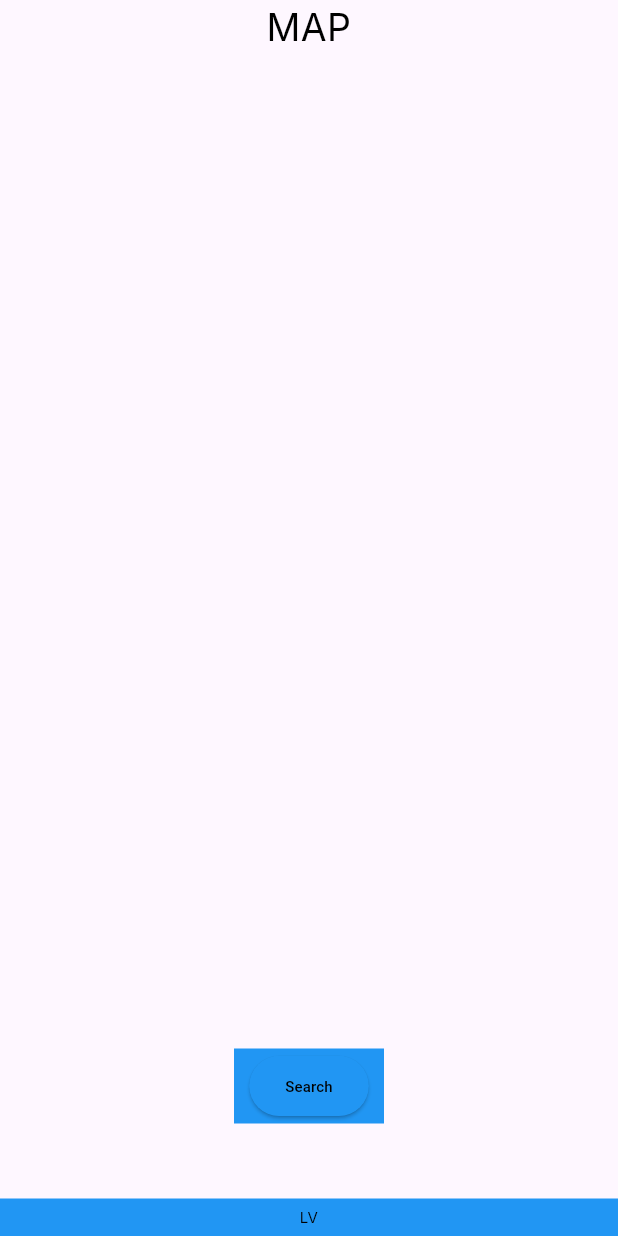
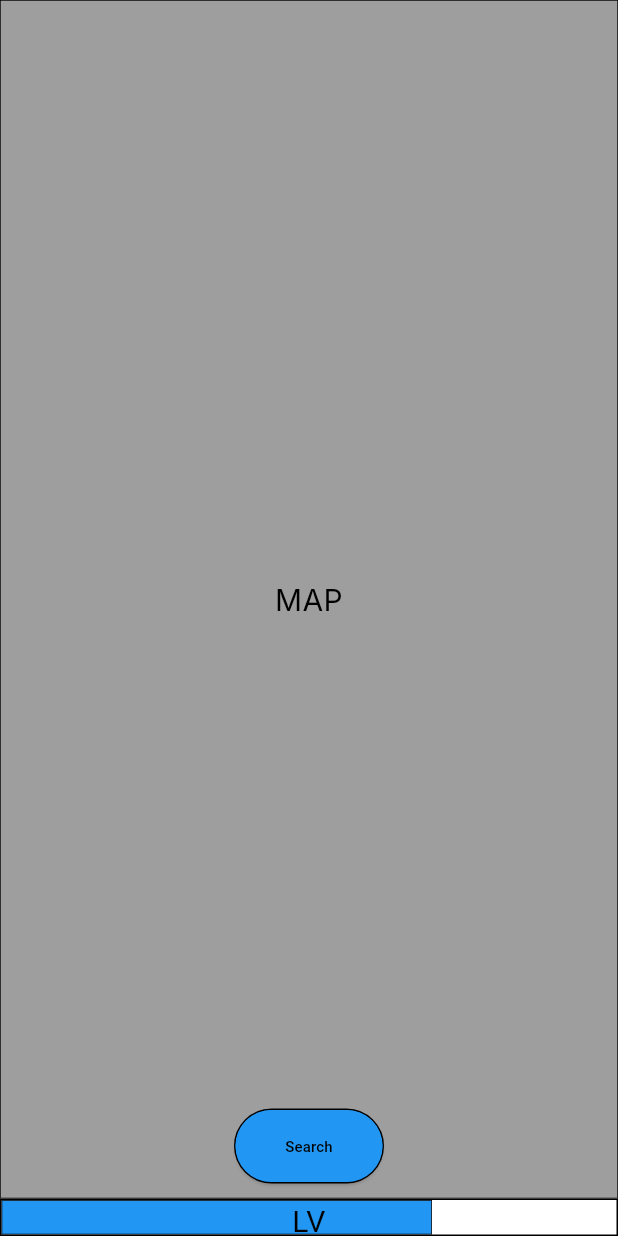
Before and after one commit to Travel-Go-APP/travelgo-Front, a Flutter app: the MapFrame widget shown alone on an empty page, opened directly, on a phone screen of 412 x 824 dp. Run offline on Flutter 3.47's test engine with Material 3 defaults, Android fonts, the light colour scheme and no system bars; Roboto replaces fonts that are missing (Inter).

Commit message:
main 와이어 프레임 완성

```diff
--- a/lib/main.dart
+++ b/lib/main.dart
@@ -44,7 +44,21 @@
         elevation: 0,
         title: const Text('Travel_GO'),
         centerTitle: true,
-        leading: const IconButton(icon: Icon(Icons.rectangle), onPressed: null),
+        leading: Container(
+            alignment: Alignment.center,
+            color : Colors.blue,
+            // width : 100,
+            // height : 50,
+            margin : const EdgeInsets.all(10),
+            child: InkWell(
+              child: Image.asset(
+                "images/Rank.png",
+                fit: BoxFit.cover,
+                ),
+              onTap: () { },
+            ),
+          ),
+        // const IconButton(icon: Icon(Icons.rectangle), onPressed: null),
         leadingWidth: 100,
         actions: const [
           IconButton(icon: Icon(Icons.circle, color: Color(0xFFFF0000),), onPressed: null),
@@ -65,27 +79,51 @@
     return Center(
       child: Column(
         children: [
-          const Expanded(child: Column(
+          Expanded(child: Stack(
             children: [
-              Text("MAP",
+              //MAP
+              FractionallySizedBox(
+                  child: Container(
+                    decoration: BoxDecoration(
+                      border: Border.all(
+                        color: Colors.black,
+                        width: 0.5,
+                      ),
+                      color : Colors.grey,
+                    ),),
+                ),
+              const Center(
+                child: Text(
+                  "MAP",
                   textAlign: TextAlign.center,
                   style: TextStyle(
                     color: Colors.black,
-                  fontSize: 25,
+                    fontSize: 20,
                     fontFamily: 'Inter',
                     fontWeight: FontWeight.w400,
-              ),)
-              ],
-          )
                     ),
-          Container(
+                  ),
+              ),
+              //검색
+              Align(
+                alignment: Alignment.bottomCenter,
+                child: Container(
                   alignment: Alignment.center,
-            color : Colors.blue,
                   width : 100,
                   height : 50,
-            margin : const EdgeInsets.only(bottom: 50),
+                  margin : const EdgeInsets.only(bottom: 10),
+                  decoration: BoxDecoration(
+                    border: Border.all(
+                      color: Colors.black,
+                      width: 1,
+                    ),
+                    color : Colors.blue,
+                    borderRadius: BorderRadius.circular(50)
+                  ),
                   child: ElevatedButton(
-              style: ElevatedButton.styleFrom(backgroundColor: Colors.blue,
+                    style: ElevatedButton.styleFrom(
+                      backgroundColor: Colors.blue,
+                      minimumSize: const Size(100, 50)
                       ),
                     child: const Text(
                       "Search",
@@ -98,20 +136,46 @@
                     onPressed: () {  },
                   )
                 ),
+              ),
+            ],
+          )
+          ),
+          //레벨
           Container(
-            alignment: Alignment.center,
-            color : Colors.blue,
             width: double.infinity,
             height : 25,
-            child: const Text(
+            decoration: BoxDecoration(
+              border: Border.all(
+                color: Colors.black,
+                width: 1,
+              ),
+              color : Colors.white,
+            ),
+            child:   Stack(
+              children: [
+                FractionallySizedBox(
+                  widthFactor: 0.7, //레벨 퍼센트
+                  child: Container(
+                    decoration: BoxDecoration(
+                      border: Border.all(
+                        color: Colors.black,
+                        width: 0.5,
+                      ),
+                      color : Colors.blue,
+                    ),),
+                ),
+                const Center(
+                  child: Text(
                     "LV",
                     textAlign: TextAlign.center,
                     style: TextStyle(
                       color: Colors.black,
-                  fontSize: 10,
-                  fontFamily: 'Inter',
-                  fontWeight: FontWeight.w400,
-                ),),
+                      fontSize: 20,
+                    ),
+                  ),
+                )
+              ],
+            )
           )
         ],
       ),
```
Lines whose indentation alone changed are shown as unchanged.
